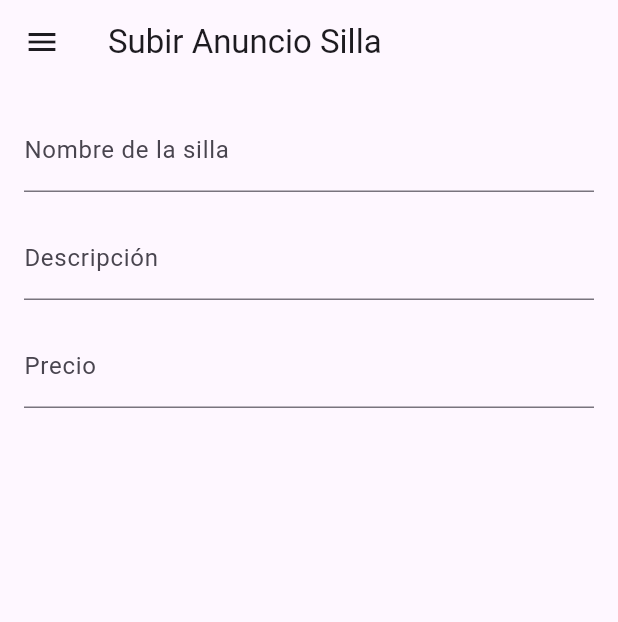
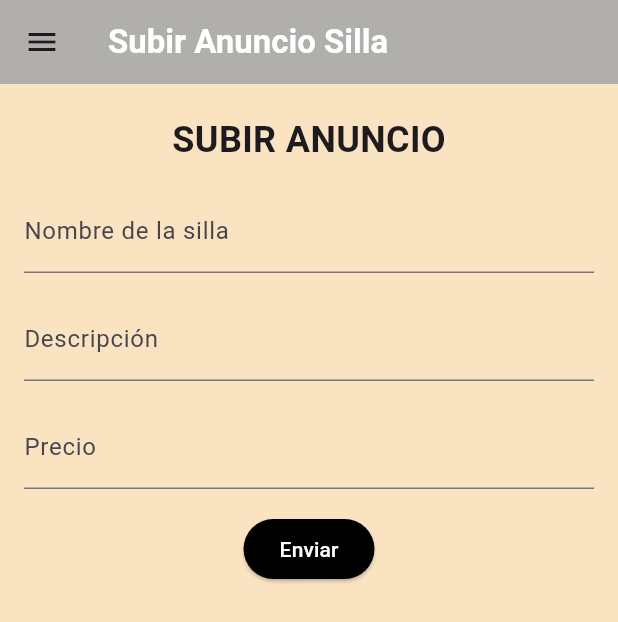
Before and after one commit to adriipereez/exemple_drower_angorguesa, a Flutter app: the pizza screen opened by its route, on a phone screen of 412 x 824 dp. Shown: the top 622 px of the screen. Run offline on Flutter 3.47's test engine with Material 3 defaults, Android fonts, the phone set to English and light mode, and no system bars.

Commit message:
Drawer 3 pagina, diseño y acabado Pag2

```diff
--- a/lib/main.dart
+++ b/lib/main.dart
@@ -1,5 +1,6 @@
 import 'package:exemple_drower_angorguesa/paginas/pizza.dart';
 import 'package:exemple_drower_angorguesa/paginas/primera_pagina.dart';
+import 'package:exemple_drower_angorguesa/paginas/listasillas.dart';
 import 'package:flutter/material.dart';
 
 void main() {
@@ -17,6 +18,7 @@ class Aplicacion extends StatelessWidget {
       routes: {
         "/primera_pagina": (context) => PrimeraPagina(),
         "/pizza": (context) => pizza(),
+        "/listasillas":(context) => Listasillas(),
       },
     );
   }
--- a/lib/paginas/pizza.dart
+++ b/lib/paginas/pizza.dart
@@ -1,3 +1,5 @@
+
+import 'package:exemple_drower_angorguesa/paginas/listasillas.dart';
 import 'package:flutter/material.dart';
 
 class pizza extends StatelessWidget {
@@ -7,7 +9,15 @@ class pizza extends StatelessWidget {
   Widget build(BuildContext context) {
     return Scaffold(
       appBar: AppBar(
-        title: Text("Subir Anuncio Silla"),
+        backgroundColor: Color.fromARGB(255, 177, 175, 171),
+        title: Text(
+          "Subir Anuncio Silla",
+          style: TextStyle(
+            fontWeight: FontWeight.bold,
+            fontFamily: 'Roboto',
+            color: Colors.white,
+          ),
+        ),
       ),
       drawer: Drawer(
         child: Column(
@@ -22,20 +32,48 @@ class pizza extends StatelessWidget {
               leading: Icon(Icons.home),
               title: Text("Primera Página"),
               onTap: () {
-                Navigator.pushNamed(context, "/primera_pagina");
+                Navigator.pushReplacementNamed(context, "/primera_pagina");
               },
             ),
             ListTile(
               leading: Icon(Icons.post_add),
               title: Text("Anuncio"),
               onTap: () {
-                Navigator.pushNamed(context, "/pizza");
+                Navigator.pushReplacementNamed(context, "/pizza");
+              },
+            ),
+            ListTile(
+              leading: Icon(Icons.add_shopping_cart),
+              title: Text("Lista Sillas"),
+              onTap: () {
+                Navigator.pushReplacementNamed(context, "/listasillas");
               },
             ),
           ],
         ),
       ),
-      body: Center(
+      backgroundColor: Color.fromARGB(96, 241, 181, 89),
+      body: Column(
+        children: [
+          Center(
+            child: Padding(
+              padding: const EdgeInsets.only(top: 20.0),
+              child: Container(
+                width: double.infinity,
+                child: Center(
+                  child: Text(
+                    "SUBIR ANUNCIO",
+                    style: TextStyle(
+                      fontSize: 24,
+                      fontWeight: FontWeight.bold,
+                    ),
+                  ),
+                ),
+              ),
+            ),
+          ),
+          Container(
+            child: Center(
               child: Padding(
                 padding: EdgeInsets.all(16.0),
                 child: Column(
@@ -46,23 +84,44 @@ class pizza extends StatelessWidget {
                         labelText: 'Nombre de la silla',
                       ),
                     ),
-              SizedBox(height: 16.0), // Separación entre campos de texto
+                    SizedBox(height: 16.0),
                     TextField(
                       decoration: InputDecoration(
                         labelText: 'Descripción',
                       ),
                     ),
-              SizedBox(height: 16.0), // Separación entre campos de texto
+                    SizedBox(height: 16.0),
                     TextField(
                       decoration: InputDecoration(
                         labelText: 'Precio',
                       ),
-                keyboardType: TextInputType.number, // Teclado numérico
+                      keyboardType: TextInputType.number,
                     ),
                   ],
                 ),
               ),
             ),
+          ),
+          Center(
+            child: ElevatedButton(
+              onPressed: () {
+                Navigator.pop(context);
+                Navigator.push(
+                  context,
+                  MaterialPageRoute(
+                    builder: (context) => Listasillas(),
+                  ),
+                );
+              },
+              style: ButtonStyle(
+                backgroundColor: MaterialStateProperty.all<Color>(Colors.black),
+              ),
+              child: Text("Enviar",
+              style: TextStyle(color: Colors.white),),
+            ),
+          ),
+        ],
+      ),
     );
   }
 }
```
Also changed, not shown: lib/paginas/Listasillas.dart (added, +59 -0 lines), lib/paginas/primera_pagina.dart (+20 -6 lines), 1 other file. Lines whose indentation alone changed are shown as unchanged.
